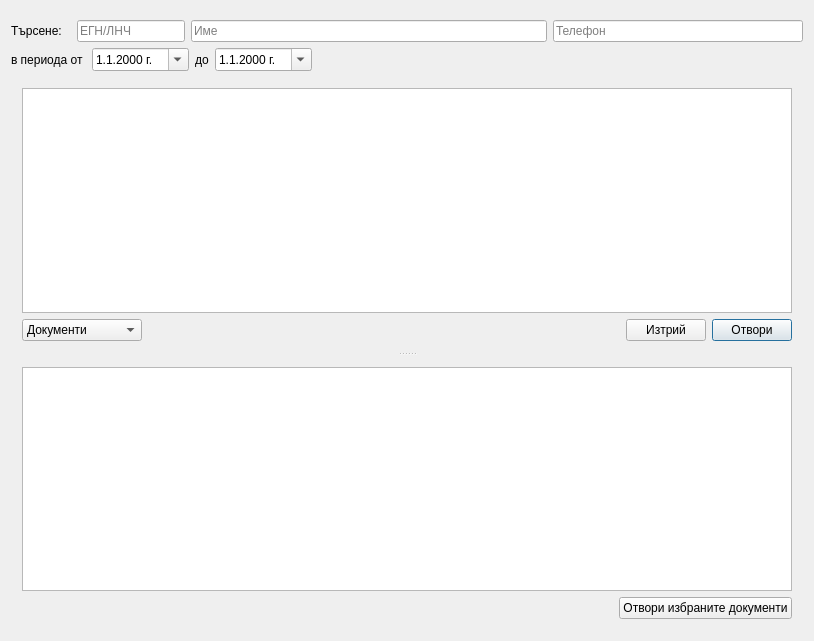
The window that src/View/Widgets/BrowserDialog.ui (thefinalcutbg/DinoDent) describes before a commit, drawn with Qt 5.
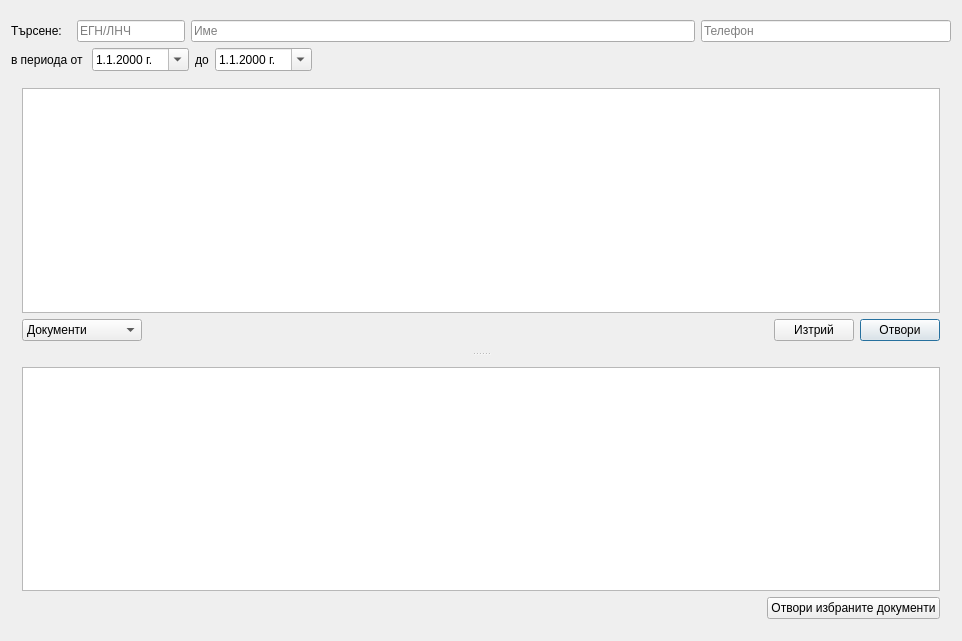
The same window after the commit. Custom widgets are drawn as their Qt base class.

Commit message: windows build fix

Diff of the .ui file:
```diff
--- a/src/View/Widgets/BrowserDialog.ui
+++ b/src/View/Widgets/BrowserDialog.ui
@@ -6,7 +6,7 @@
    <rect>
     <x>0</x>
     <y>0</y>
-    <width>814</width>
+    <width>962</width>
     <height>641</height>
    </rect>
   </property>
```
The commit also changes 6 other files.
